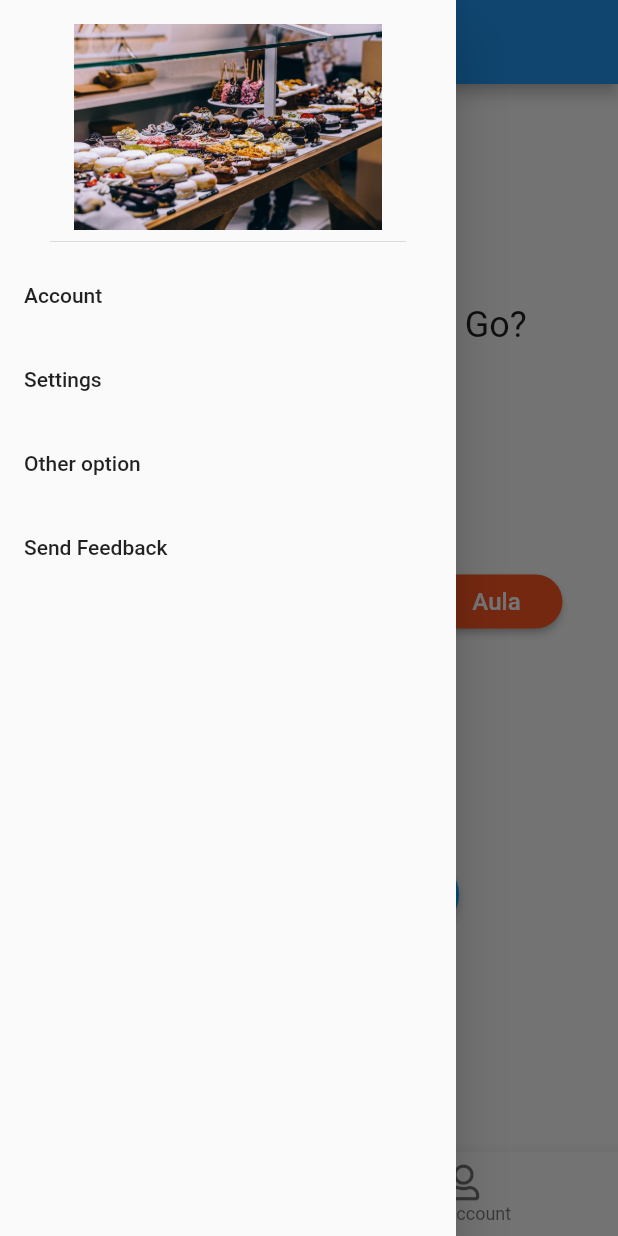
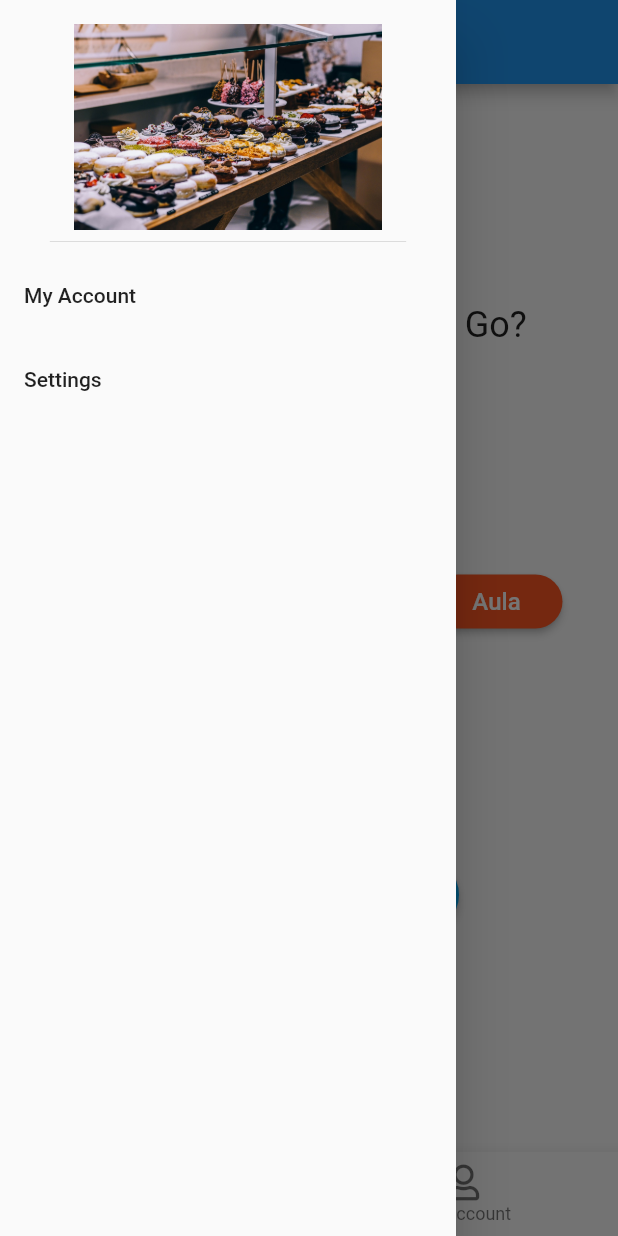
Before and after one commit to preller/navi, a Flutter app: the screen it shows after launch, in the side drawer, after a tap on "Settings", on a phone screen of 412 x 824 dp. Run offline on Flutter 3.47's test engine with Material 2 defaults, Android fonts, the phone set to English and light mode, and no system bars; our stand-ins replace firebase_core, firebase_database, font_awesome_flutter, splashscreen; missing offline and left inert: barcode_scan; accounts and stored records are empty; network calls fail.

Commit message:
Localization added

```diff
--- a/navi/lib/drawer/sidedrawer.dart
+++ b/navi/lib/drawer/sidedrawer.dart
@@ -1,4 +1,5 @@
 import 'package:flutter/material.dart';
+import 'package:navi/localization.dart';
 
 class SideDrawer extends StatelessWidget {
   @override
@@ -8,25 +9,13 @@ class SideDrawer extends StatelessWidget {
         children: <Widget>[
           DrawerHeader(child: Image.asset('assets/food.jpg')),
           ListTile(
-            title: Text('Account'),
+            title: Text(AppLocalizations.of(context).accountText),
             onTap: () {
               Navigator.pushNamed(context, '/account');
             },
           ),
           ListTile(
-            title: Text('Settings'),
-            onTap: () {
-              Navigator.pushNamed(context, '/settings');
-            },
-          ),
-          ListTile(
-            title: Text('Other option'),
-            onTap: () {
-              Navigator.pushNamed(context, '/settings');
-            },
-          ),
-          ListTile(
-            title: Text('Send Feedback'),
+            title: Text(AppLocalizations.of(context).settingsText),
             onTap: () {
               Navigator.pushNamed(context, '/settings');
             },
--- /dev/null
+++ b/navi/lib/l10n/messages_all.dart
@@ -0,0 +1,72 @@
+// DO NOT EDIT. This is code generated via package:intl/generate_localized.dart
+// This is a library that looks up messages for specific locales by
+// delegating to the appropriate library.
+
+import 'dart:async';
+
+import 'package:intl/intl.dart';
+import 'package:intl/message_lookup_by_library.dart';
+// ignore: implementation_imports
+import 'package:intl/src/intl_helpers.dart';
+
+import 'messages_en.dart' as messages_en;
+import 'messages_de.dart' as messages_de;
+import 'messages_messages.dart' as messages_messages;
+
+typedef Future<dynamic> LibraryLoader();
+Map<String, LibraryLoader> _deferredLibraries = {
+// ignore: unnecessary_new
+  'en': () => new Future.value(null),
+// ignore: unnecessary_new
+  'de': () => new Future.value(null),
+// ignore: unnecessary_new
+  'messages': () => new Future.value(null),
+};
+
+MessageLookupByLibrary _findExact(localeName) {
+  switch (localeName) {
+    case 'en':
+      return messages_en.messages;
+    case 'de':
+      return messages_de.messages;
+    case 'messages':
+      return messages_messages.messages;
+    default:
+      return null;
+  }
+}
+
+/// User programs should call this before using [localeName] for messages.
+Future<bool> initializeMessages(String localeName) async {
+  var availableLocale = Intl.verifiedLocale(
+    localeName,
+    (locale) => _deferredLibraries[locale] != null,
+    onFailure: (_) => null);
+  if (availableLocale == null) {
+    // ignore: unnecessary_new
+    return new Future.value(false);
+  }
+  var lib = _deferredLibraries[availableLocale];
+  // ignore: unnecessary_new
+  await (lib == null ? new Future.value(false) : lib());
+  // ignore: unnecessary_new
+  initializeInternalMessageLookup(() => new CompositeMessageLookup());
+  messageLookup.addLocale(availableLocale, _findGeneratedMessagesFor);
+  // ignore: unnecessary_new
+  return new Future.value(true);
+}
+
+bool _messagesExistFor(String locale) {
+  try {
+    return _findExact(locale) != null;
+  } catch (e) {
+    return false;
+  }
+}
+
+MessageLookupByLibrary _findGeneratedMessagesFor(locale) {
+  var actualLocale = Intl.verifiedLocale(locale, _messagesExistFor,
+      onFailure: (_) => null);
+  if (actualLocale == null) return null;
+  return _findExact(actualLocale);
+}
--- /dev/null
+++ b/navi/lib/localization.dart
@@ -0,0 +1,67 @@
+import 'dart:async';
+
+import 'package:flutter/material.dart';
+import 'package:intl/intl.dart';
+
+import 'l10n/messages_all.dart';
+
+class AppLocalizations {
+  static Future<AppLocalizations> load(Locale locale) {
+    final String name =
+    locale.countryCode == null ? locale.languageCode : locale.toString();
+    final String localeName = Intl.canonicalizedLocale(name);
+
+    return initializeMessages(localeName).then((bool _) {
+      Intl.defaultLocale = localeName;
+      return new AppLocalizations();
+    });
+  }
+
+  static AppLocalizations of(BuildContext context) {
+    return Localizations.of<AppLocalizations>(context, AppLocalizations);
+  }
+
+  String get welcomeText {
+    return Intl.message('Where Do You Want To Go?',
+        name: 'welcomeText', desc: 'The welcome text');
+  }
+
+  String get pickPlace {
+    return Intl.message('Pick A Place', name: 'pickPlace');
+  }
+
+  String get settingsText {
+    return Intl.message('Settings', name: 'settingsText');
+  }
+
+  String get accountText {
+    return Intl.message('My Account', name: 'accountText');
+  }
+
+  String get favouriteText {
+    return Intl.message('Favourites', name: 'favouriteText');
+  }
+
+  String get splashscreenText {
+    return Intl.message('Welcome to Navi', name: 'splashscreenText');
+  }
+}
+
+class AppLocalizationsDelegate extends LocalizationsDelegate<AppLocalizations> {
+  const AppLocalizationsDelegate();
+
+  @override
+  bool isSupported(Locale locale) {
+    return ['en', 'de'].contains(locale.languageCode);
+  }
+
+  @override
+  Future<AppLocalizations> load(Locale locale) {
+    return AppLocalizations.load(locale);
+  }
+
+  @override
+  bool shouldReload(LocalizationsDelegate<AppLocalizations> old) {
+    return false;
+  }
+}
--- a/navi/lib/main.dart
+++ b/navi/lib/main.dart
@@ -2,7 +2,9 @@ import 'package:flutter/material.dart';
 import 'package:navi/blocs/bloc_provider.dart';
 import 'package:navi/blocs/room_bloc.dart';
 import 'package:navi/pages/splashscreen.dart';
+import 'package:flutter_localizations/flutter_localizations.dart';
 
+import 'package:navi/localization.dart';
 
 Future<void> main() async  {
   return runApp(
@@ -18,6 +20,12 @@ class MyApp extends StatelessWidget {
   @override
   Widget build(BuildContext context) {
     return MaterialApp(
+      localizationsDelegates: [
+        AppLocalizationsDelegate(),
+        GlobalMaterialLocalizations.delegate,
+        GlobalWidgetsLocalizations.delegate
+      ],
+      supportedLocales: [Locale('en', ""), Locale('de',"")],
       title: 'Navi',
       theme: ThemeData(
         primarySwatch: Colors.blue,
--- a/navi/lib/pages/homePage.dart
+++ b/navi/lib/pages/homePage.dart
@@ -3,7 +3,10 @@ import 'package:navi/blocs/bloc_provider.dart';
 import 'package:navi/blocs/room_bloc.dart';
 import 'package:navi/drawer/sidedrawer.dart';
 import 'package:navi/pages/rooms.dart';
+
 import 'package:font_awesome_flutter/font_awesome_flutter.dart';
+
+import 'package:navi/localization.dart';
 
 class HomePage extends StatelessWidget {
 
@@ -16,7 +19,7 @@ class HomePage extends StatelessWidget {
         child: Column(
           mainAxisAlignment: MainAxisAlignment.spaceEvenly,
           children: <Widget>[
-            Text('Where Do You Want To Go?', style: TextStyle(fontSize: 24.0)),
+            Text(AppLocalizations.of(context).welcomeText, style: TextStyle(fontSize: 24.0)),
 
             // These buttons are suggestions that change to users favourites later
             // they lead to a sample page for now but the plan is too lead to the camera
@@ -70,7 +73,7 @@ class HomePage extends StatelessWidget {
                         borderRadius: BorderRadius.circular(30.0)
                       ),
                       child: Text(
-                        'Pick A Place',
+                        AppLocalizations.of(context).pickPlace,
                         style: TextStyle(
                           color: Colors.white,
                           fontSize: 20.0,
@@ -90,11 +93,11 @@ class HomePage extends StatelessWidget {
       ),
       bottomNavigationBar: BottomNavigationBar(items: [
         BottomNavigationBarItem(
-          title: Text('Favourites'),
+          title: Text(AppLocalizations.of(context).favouriteText),
           icon: Icon(FontAwesomeIcons.heart),
         ),
         BottomNavigationBarItem(
-          title: Text('My Account'),
+          title: Text(AppLocalizations.of(context).accountText),
           icon: Icon(FontAwesomeIcons.user),
         ),
       ]),
--- a/navi/lib/pages/splashscreen.dart
+++ b/navi/lib/pages/splashscreen.dart
@@ -1,7 +1,7 @@
 import 'package:flutter/material.dart';
 import 'package:splashscreen/splashscreen.dart';
 import 'package:navi/pages/homePage.dart';
-
+import 'package:navi/localization.dart';
 
 class Splashscreen extends StatefulWidget {
   @override
@@ -14,7 +14,7 @@ class _SplashscreenState extends State<Splashscreen> {
     return new SplashScreen(
       seconds: 10,
       navigateAfterSeconds: new HomePage(),
-      title: new Text('Welcome to Navi',
+      title: new Text(AppLocalizations.of(context).splashscreenText,
         style: new TextStyle(
             fontWeight: FontWeight.bold,
             fontSize: 20.0
@@ -22,6 +22,7 @@ class _SplashscreenState extends State<Splashscreen> {
       image: new Image.network('https://flutter.io/images/catalog-widget-placeholder.png'),
       backgroundColor: Colors.white,
       styleTextUnderTheLoader: new TextStyle(),
+      //onClick: new HomePage(),
       photoSize: 100.0,
       loaderColor: Colors.red,
     );
--- a/navi/pubspec.yaml
+++ b/navi/pubspec.yaml
@@ -1,5 +1,5 @@
 name: navi
-description: A new Flutter project.
+description: A navigation app.
 
 # The following defines the version and build number for your application.
 # A version number is three numbers separated by dots, like 1.2.43
@@ -15,6 +15,8 @@ environment:
 dependencies:
   flutter:
     sdk: flutter
+  flutter_localizations:
+    sdk: flutter
 
   firebase_database: ^1.0.5
   splashscreen: ^1.1.0
@@ -28,6 +30,8 @@ dependencies:
 dev_dependencies:
   flutter_test:
     sdk: flutter
+  intl_translation: ^0.17.1
+
 
 
 # For information on the generic Dart part of this file, see the
```
Also changed, not shown: navi/lib/l10n/intl_de.arb (added, +34 -0 lines), navi/lib/l10n/intl_en.arb (added, +34 -0 lines), navi/lib/l10n/intl_messages.arb (added, +34 -0 lines), navi/lib/l10n/messages_de.dart (added, +30 -0 lines), navi/lib/l10n/messages_en.dart (added, +30 -0 lines), navi/lib/l10n/messages_messages.dart (added, +30 -0 lines).
